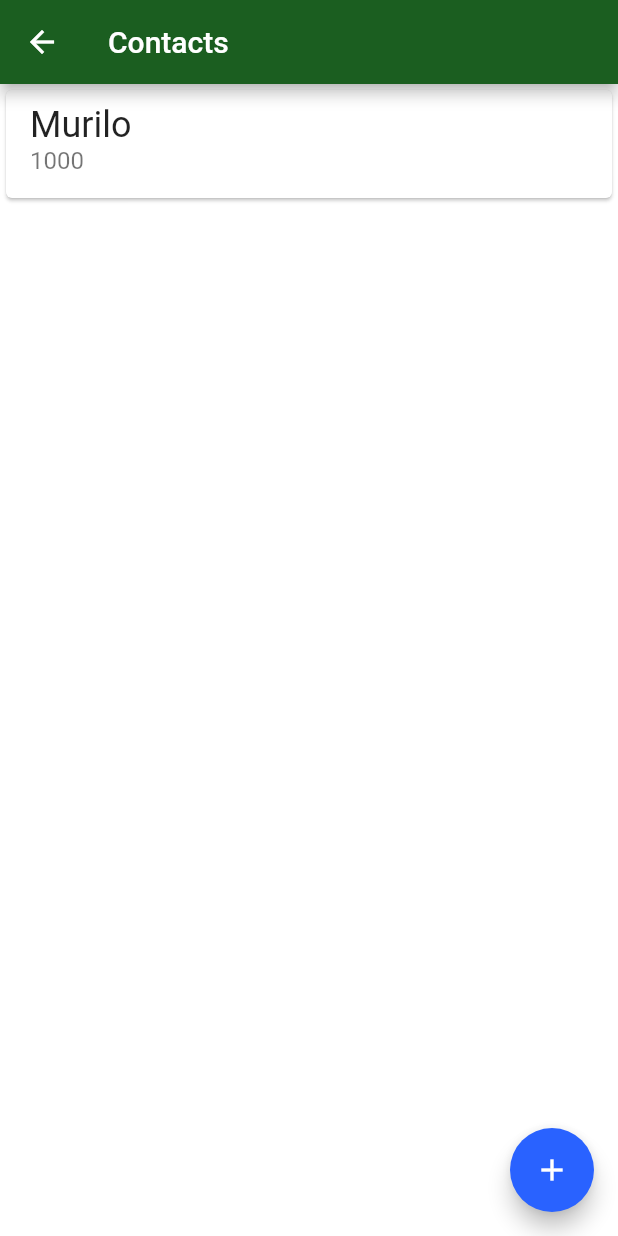
After one commit to cunhamuril/formacao-flutter-alura, a Flutter app: the screen it shows after launch, after a tap on "Contacts", on a phone screen of 412 x 824 dp. The commit adds this screen. Run offline on Flutter 3.47's test engine with Material 2 defaults, Android fonts, the phone set to English and light mode, and no system bars.

Commit message:
feat(bytebank_2): done contacts list layout

```diff
--- /dev/null
+++ b/bytebank_2/lib/screens/contacts_list.dart
@@ -0,0 +1,41 @@
+import 'package:flutter/material.dart';
+
+class ContactsList extends StatelessWidget {
+  const ContactsList({Key? key}) : super(key: key);
+
+  @override
+  Widget build(BuildContext context) {
+    return Scaffold(
+      appBar: AppBar(
+        title: const Text('Contacts'),
+      ),
+      body: ListView(
+        children: const [
+          Card(
+            child: ListTile(
+              title: Text(
+                'Murilo',
+                style: TextStyle(
+                  fontSize: 24.0,
+                ),
+              ),
+              subtitle: Text(
+                '1000',
+                style: TextStyle(
+                  fontSize: 16.0,
+                ),
+              ),
+            ),
+          ),
+        ],
+      ),
+      floatingActionButton: FloatingActionButton(
+        onPressed: () {},
+        child: const Icon(
+          Icons.add,
+          color: Colors.white,
+        ),
+      ),
+    );
+  }
+}
--- a/bytebank_2/lib/screens/dashboard.dart
+++ b/bytebank_2/lib/screens/dashboard.dart
@@ -1,3 +1,4 @@
+import 'package:bytebank_2/screens/contacts_list.dart';
 import 'package:flutter/material.dart';
 
 class DashboardPage extends StatelessWidget {
@@ -19,11 +20,20 @@ class DashboardPage extends StatelessWidget {
           ),
           Padding(
             padding: const EdgeInsets.all(8.0),
+            child: Material(
+              color: Theme.of(context).primaryColor,
+              child: InkWell(
+                onTap: () {
+                  Navigator.of(context).push(
+                    MaterialPageRoute(
+                      builder: (context) => const ContactsList(),
+                    ),
+                  );
+                },
                 child: Container(
                   padding: const EdgeInsets.all(8.0),
                   height: 100,
                   width: 150,
-              color: Theme.of(context).primaryColor,
                   child: Column(
                     mainAxisAlignment: MainAxisAlignment.spaceBetween,
                     crossAxisAlignment: CrossAxisAlignment.start,
@@ -43,6 +53,8 @@ class DashboardPage extends StatelessWidget {
                     ],
                   ),
                 ),
+              ),
+            ),
           )
         ],
       ),
```
Lines whose indentation alone changed are shown as unchanged.
